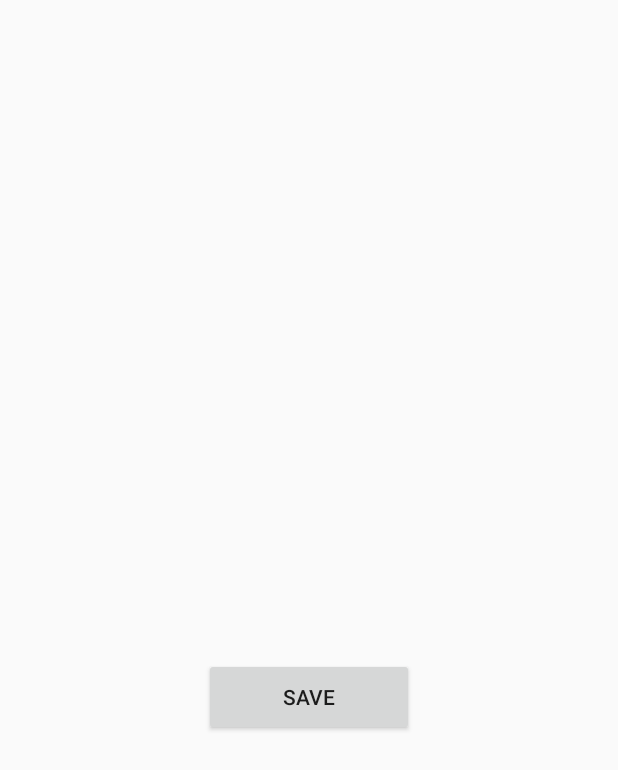
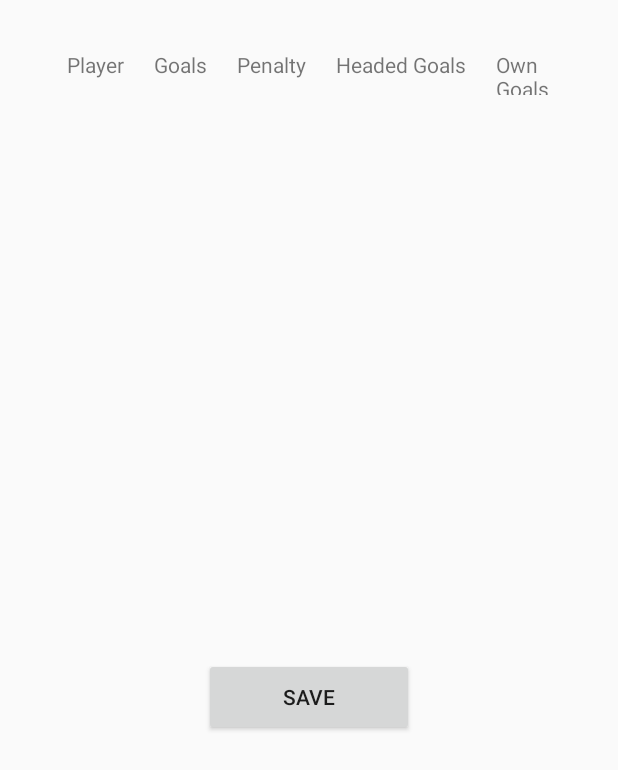
Before and after one commit to JakobWeiler/FootballApp, an Android app: the layout activity_statistic.xml on its own in the app's theme, with its tools: preview values and no code run, on a phone screen of 412 x 824 dp. Shown: the top 770 px of the screen. Run offline under Robolectric (Android 15) with nearby library versions, the phone set to English and light mode, and no system bars.

Commit message:
Menu updated Activity calls added

```diff
--- a/app/src/main/AndroidManifest.xml
+++ b/app/src/main/AndroidManifest.xml
@@ -9,7 +9,7 @@
         android:roundIcon="@mipmap/ic_launcher_round"
         android:supportsRtl="true"
         android:theme="@style/AppTheme">
-        <activity android:name=".pkgGUI.StatisticActivity">
+        <activity android:name=".pkgGUI.LoginActivity">
             <intent-filter>
                 <action android:name="android.intent.action.MAIN" />
 
@@ -21,7 +21,7 @@
         <activity android:name=".pkgGUI.UpdateMatchActivity" />
         <activity android:name=".pkgGUI.EditTeamActivity" />
         <activity android:name=".pkgGUI.MainActivity" />
-        <activity android:name=".pkgGUI.LoginActivity" />
+        <activity android:name=".pkgGUI.StatisticActivity" />
         <activity android:name=".pkgGUI.MatchActivity" />
         <activity android:name=".pkgGUI.ProfileActivity">
         </activity>
--- a/app/src/main/res/layout/activity_statistic.xml
+++ b/app/src/main/res/layout/activity_statistic.xml
@@ -21,26 +21,18 @@
         android:layout_marginEnd="8dp" />
 
     <TableLayout
-        android:layout_width="359dp"
-        android:layout_height="405dp"
+        android:id="@+id/tableLayout2"
+        android:layout_width="344dp"
+        android:layout_height="350dp"
+        android:layout_marginEnd="8dp"
         android:layout_marginLeft="8dp"
         android:layout_marginRight="8dp"
-        android:layout_marginTop="16dp"
-        app:layout_constraintHorizontal_bias="1.0"
+        android:layout_marginStart="8dp"
         app:layout_constraintLeft_toLeftOf="parent"
         app:layout_constraintRight_toRightOf="parent"
-        app:layout_constraintTop_toTopOf="parent"
         tools:clickable="false"
-        android:id="@+id/tableLayout2"
-        android:layout_marginStart="8dp"
-        android:layout_marginEnd="8dp"
-        tools:layout_editor_absoluteX="17dp">
-
-        <TableRow
-            android:layout_width="match_parent"
-            android:layout_height="match_parent" >
-
-        </TableRow>
+        android:layout_marginTop="8dp"
+        app:layout_constraintTop_toBottomOf="@+id/tableRow">
 
         <TableRow
             android:layout_width="match_parent"
@@ -55,4 +47,53 @@
             android:layout_height="match_parent" />
     </TableLayout>
 
+    <TableRow
+        android:id="@+id/tableRow"
+        android:layout_width="344dp"
+        android:layout_height="30dp"
+        android:layout_marginLeft="8dp"
+        android:layout_marginRight="8dp"
+        android:layout_marginTop="33dp"
+        app:layout_constraintHorizontal_bias="0.511"
+        app:layout_constraintLeft_toLeftOf="parent"
+        app:layout_constraintRight_toRightOf="parent"
+        app:layout_constraintTop_toTopOf="parent">
+
+        <TextView
+            android:id="@+id/textView16"
+            android:layout_width="wrap_content"
+            android:layout_height="wrap_content"
+            android:layout_marginLeft="10dp"
+            android:layout_marginRight="20dp"
+            android:text="@string/Player" />
+
+        <TextView
+            android:id="@+id/textView15"
+            android:layout_width="wrap_content"
+            android:layout_height="wrap_content"
+            android:layout_marginRight="20dp"
+            android:text="@string/Goals" />
+
+        <TextView
+            android:id="@+id/textView14"
+            android:layout_width="wrap_content"
+            android:layout_height="wrap_content"
+            android:layout_marginRight="20dp"
+            android:text="@string/Penalty" />
+
+        <TextView
+            android:id="@+id/textView12"
+            android:layout_width="wrap_content"
+            android:layout_height="wrap_content"
+            android:layout_marginRight="20dp"
+            android:text="@string/Headed_goals" />
+
+        <TextView
+            android:id="@+id/textView9"
+            android:layout_width="wrap_content"
+            android:layout_height="wrap_content"
+            android:text="@string/Own_goals" />
+
+    </TableRow>
+
 </android.support.constraint.ConstraintLayout>
--- a/app/src/main/res/values/strings.xml
+++ b/app/src/main/res/values/strings.xml
@@ -23,4 +23,14 @@
     <string name="Defender">Defender</string>
     <string name="Midfielder">Midfielder</string>
     <string name="Striker">Striker</string>
+
+    <string name="Profile">Profile</string>
+    <string name="Match">Match</string>
+    <string name="Statistic">Statistic</string>
+
+    <string name="Player">Player</string>
+    <string name="Goals">Goals</string>
+    <string name="Penalty">Penalty</string>
+    <string name="Headed_goals">Headed Goals</string>
+    <string name="Own_goals">Own Goals</string>
 </resources>
```
Also changed, not shown: app/src/main/java/at/footballapp/captainandroid/footballapp/pkgGUI/MainActivity.java (+40 -0 lines), app/src/main/res/layout/activity_login.xml (+28 -33 lines), app/src/main/res/menu/navigation.xml (+6 -9 lines).
